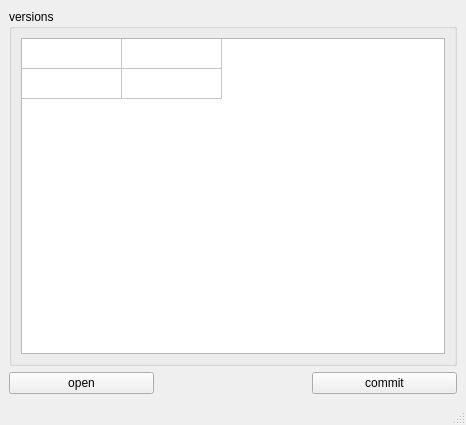
First picture: the form in rbhusUI/lib/rbhusPipeVersionsMod.ui, repository aumanimationstudios/rbhus, before the edit.
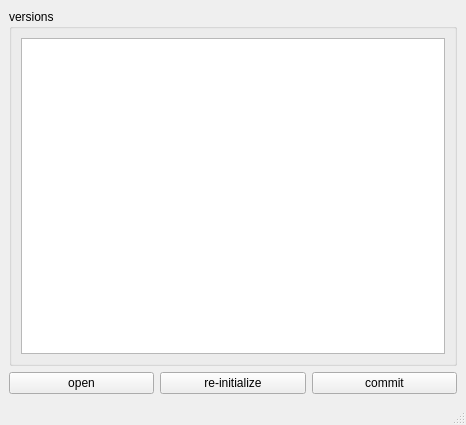
Second picture: the form after the edit.

```diff
--- a/rbhusUI/lib/rbhusPipeVersionsMod.ui
+++ b/rbhusUI/lib/rbhusPipeVersionsMod.ui
@@ -61,26 +61,6 @@
            <attribute name="verticalHeaderVisible">
             <bool>false</bool>
            </attribute>
-           <row>
-            <property name="text">
-             <string>tete</string>
-            </property>
-           </row>
-           <row>
-            <property name="text">
-             <string>eteeee</string>
-            </property>
-           </row>
-           <column>
-            <property name="text">
-             <string>teset</string>
-            </property>
-           </column>
-           <column>
-            <property name="text">
-             <string>eee</string>
-            </property>
-           </column>
           </widget>
          </item>
         </layout>
@@ -102,6 +82,13 @@
       </property>
      </widget>
     </item>
+    <item row="4" column="1">
+     <widget class="QPushButton" name="pushReInit">
+      <property name="text">
+       <string>re-initialize</string>
+      </property>
+     </widget>
+    </item>
    </layout>
   </widget>
   <widget class="QStatusBar" name="statusbar"/>
```
